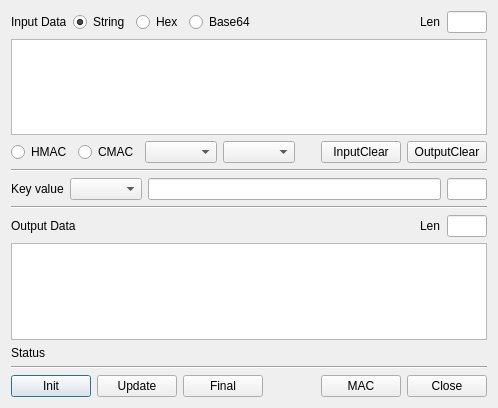
Above: BerEditor/gen_mac_dlg.ui from jykim74/BerEditor before the change. Below: the same form after it.
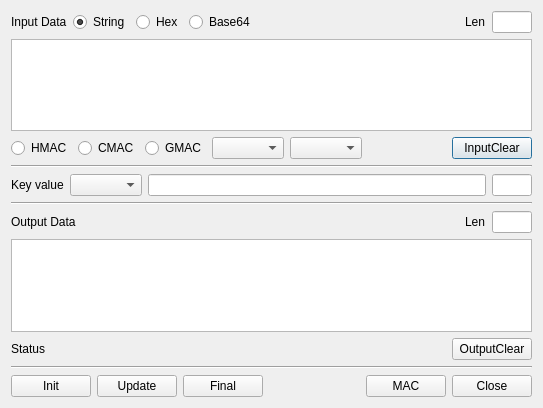
That is the form after the change.

Commit message: GMAC 기능 지원

```diff
--- a/BerEditor/gen_mac_dlg.ui
+++ b/BerEditor/gen_mac_dlg.ui
@@ -6,7 +6,7 @@
    <rect>
     <x>0</x>
     <y>0</y>
-    <width>498</width>
+    <width>543</width>
     <height>408</height>
    </rect>
   </property>
@@ -14,10 +14,20 @@
    <string>Generate Mac value</string>
   </property>
   <layout class="QGridLayout" name="gridLayout">
-   <item row="12" column="0" colspan="6">
-    <widget class="QLabel" name="mStatusLabel">
-     <property name="text">
-      <string>Status</string>
+   <item row="4" column="0" colspan="6">
+    <widget class="Line" name="line_3">
+     <property name="orientation">
+      <enum>Qt::Horizontal</enum>
+     </property>
+    </widget>
+   </item>
+   <item row="2" column="0" colspan="6">
+    <widget class="QPlainTextEdit" name="mInputText"/>
+   </item>
+   <item row="14" column="0" colspan="6">
+    <widget class="Line" name="line">
+     <property name="orientation">
+      <enum>Qt::Horizontal</enum>
      </property>
     </widget>
    </item>
@@ -57,71 +67,6 @@
      </item>
     </layout>
    </item>
-   <item row="14" column="0" colspan="6">
-    <layout class="QGridLayout" name="gridLayout_3">
-     <property name="topMargin">
-      <number>0</number>
-     </property>
-     <item row="0" column="0">
-      <widget class="QPushButton" name="mInitBtn">
-       <property name="text">
-        <string>Init</string>
-       </property>
-      </widget>
-     </item>
-     <item row="0" column="4">
-      <widget class="QPushButton" name="mMACBtn">
-       <property name="text">
-        <string>MAC</string>
-       </property>
-      </widget>
-     </item>
-     <item row="0" column="5">
-      <widget class="QPushButton" name="mCloseBtn">
-       <property name="text">
-        <string>Close</string>
-       </property>
-      </widget>
-     </item>
-     <item row="0" column="2">
-      <widget class="QPushButton" name="mFinalBtn">
-       <property name="text">
-        <string>Final</string>
-       </property>
-      </widget>
-     </item>
-     <item row="0" column="1">
-      <widget class="QPushButton" name="mUpdateBtn">
-       <property name="text">
-        <string>Update</string>
-       </property>
-      </widget>
-     </item>
-     <item row="0" column="3">
-      <spacer name="horizontalSpacer_2">
-       <property name="orientation">
-        <enum>Qt::Horizontal</enum>
-       </property>
-       <property name="sizeHint" stdset="0">
-        <size>
-         <width>40</width>
-         <height>20</height>
-        </size>
-       </property>
-      </spacer>
-     </item>
-    </layout>
-   </item>
-   <item row="11" column="0" colspan="6">
-    <widget class="QPlainTextEdit" name="mOutputText"/>
-   </item>
-   <item row="13" column="0" colspan="6">
-    <widget class="Line" name="line">
-     <property name="orientation">
-      <enum>Qt::Horizontal</enum>
-     </property>
-    </widget>
-   </item>
    <item row="1" column="0" colspan="6">
     <layout class="QHBoxLayout" name="horizontalLayout">
      <item>
@@ -196,63 +141,6 @@
      </item>
     </layout>
    </item>
-   <item row="3" column="0" colspan="6">
-    <layout class="QGridLayout" name="gridLayout_2">
-     <property name="topMargin">
-      <number>0</number>
-     </property>
-     <item row="0" column="5">
-      <widget class="QPushButton" name="mInputClearBtn">
-       <property name="text">
-        <string>InputClear</string>
-       </property>
-      </widget>
-     </item>
-     <item row="0" column="6">
-      <widget class="QPushButton" name="mOutputClearBtn">
-       <property name="text">
-        <string>OutputClear</string>
-       </property>
-      </widget>
-     </item>
-     <item row="0" column="4">
-      <spacer name="horizontalSpacer_3">
-       <property name="orientation">
-        <enum>Qt::Horizontal</enum>
-       </property>
-       <property name="sizeHint" stdset="0">
-        <size>
-         <width>40</width>
-         <height>20</height>
-        </size>
-       </property>
-      </spacer>
-     </item>
-     <item row="0" column="0">
-      <widget class="QRadioButton" name="mHMACRadio">
-       <property name="text">
-        <string>HMAC</string>
-       </property>
-      </widget>
-     </item>
-     <item row="0" column="2">
-      <widget class="QComboBox" name="mAlgTypeCombo"/>
-     </item>
-     <item row="0" column="1">
-      <widget class="QRadioButton" name="mCMACRadio">
-       <property name="text">
-        <string>CMAC</string>
-       </property>
-      </widget>
-     </item>
-     <item row="0" column="3">
-      <widget class="QComboBox" name="mModeTypeCombo"/>
-     </item>
-    </layout>
-   </item>
-   <item row="2" column="0" colspan="6">
-    <widget class="QPlainTextEdit" name="mInputText"/>
-   </item>
    <item row="9" column="0" colspan="6">
     <widget class="Line" name="line_2">
      <property name="orientation">
@@ -313,12 +201,151 @@
      </item>
     </layout>
    </item>
-   <item row="4" column="0" colspan="6">
-    <widget class="Line" name="line_3">
-     <property name="orientation">
-      <enum>Qt::Horizontal</enum>
+   <item row="11" column="0" colspan="6">
+    <widget class="QPlainTextEdit" name="mOutputText"/>
+   </item>
+   <item row="3" column="0" colspan="6">
+    <layout class="QGridLayout" name="gridLayout_2">
+     <property name="topMargin">
+      <number>0</number>
      </property>
-    </widget>
+     <item row="0" column="4">
+      <widget class="QComboBox" name="mModeTypeCombo"/>
+     </item>
+     <item row="0" column="6">
+      <widget class="QPushButton" name="mInputClearBtn">
+       <property name="text">
+        <string>InputClear</string>
+       </property>
+      </widget>
+     </item>
+     <item row="0" column="3">
+      <widget class="QComboBox" name="mAlgTypeCombo"/>
+     </item>
+     <item row="0" column="1">
+      <widget class="QRadioButton" name="mCMACRadio">
+       <property name="text">
+        <string>CMAC</string>
+       </property>
+      </widget>
+     </item>
+     <item row="0" column="5">
+      <spacer name="horizontalSpacer_3">
+       <property name="orientation">
+        <enum>Qt::Horizontal</enum>
+       </property>
+       <property name="sizeHint" stdset="0">
+        <size>
+         <width>40</width>
+         <height>20</height>
+        </size>
+       </property>
+      </spacer>
+     </item>
+     <item row="0" column="0">
+      <widget class="QRadioButton" name="mHMACRadio">
+       <property name="text">
+        <string>HMAC</string>
+       </property>
+      </widget>
+     </item>
+     <item row="0" column="2">
+      <widget class="QRadioButton" name="mGMACRadio">
+       <property name="text">
+        <string>GMAC</string>
+       </property>
+      </widget>
+     </item>
+    </layout>
+   </item>
+   <item row="15" column="0" colspan="6">
+    <layout class="QGridLayout" name="gridLayout_3">
+     <property name="topMargin">
+      <number>0</number>
+     </property>
+     <item row="0" column="0">
+      <widget class="QPushButton" name="mInitBtn">
+       <property name="text">
+        <string>Init</string>
+       </property>
+      </widget>
+     </item>
+     <item row="0" column="4">
+      <widget class="QPushButton" name="mMACBtn">
+       <property name="text">
+        <string>MAC</string>
+       </property>
+      </widget>
+     </item>
+     <item row="0" column="5">
+      <widget class="QPushButton" name="mCloseBtn">
+       <property name="text">
+        <string>Close</string>
+       </property>
+      </widget>
+     </item>
+     <item row="0" column="2">
+      <widget class="QPushButton" name="mFinalBtn">
+       <property name="text">
+        <string>Final</string>
+       </property>
+      </widget>
+     </item>
+     <item row="0" column="1">
+      <widget class="QPushButton" name="mUpdateBtn">
+       <property name="text">
+        <string>Update</string>
+       </property>
+      </widget>
+     </item>
+     <item row="0" column="3">
+      <spacer name="horizontalSpacer_2">
+       <property name="orientation">
+        <enum>Qt::Horizontal</enum>
+       </property>
+       <property name="sizeHint" stdset="0">
+        <size>
+         <width>40</width>
+         <height>20</height>
+        </size>
+       </property>
+      </spacer>
+     </item>
+    </layout>
+   </item>
+   <item row="12" column="0" colspan="6">
+    <layout class="QGridLayout" name="gridLayout_5">
+     <property name="topMargin">
+      <number>0</number>
+     </property>
+     <item row="0" column="0">
+      <widget class="QLabel" name="mStatusLabel">
+       <property name="text">
+        <string>Status</string>
+       </property>
+      </widget>
+     </item>
+     <item row="0" column="2">
+      <widget class="QPushButton" name="mOutputClearBtn">
+       <property name="text">
+        <string>OutputClear</string>
+       </property>
+      </widget>
+     </item>
+     <item row="0" column="1">
+      <spacer name="horizontalSpacer_5">
+       <property name="orientation">
+        <enum>Qt::Horizontal</enum>
+       </property>
+       <property name="sizeHint" stdset="0">
+        <size>
+         <width>40</width>
+         <height>20</height>
+        </size>
+       </property>
+      </spacer>
+     </item>
+    </layout>
    </item>
   </layout>
  </widget>
```
Left out of the diff: 1 changed line with no effect on the pictures. The commit also changes 2 other files.
